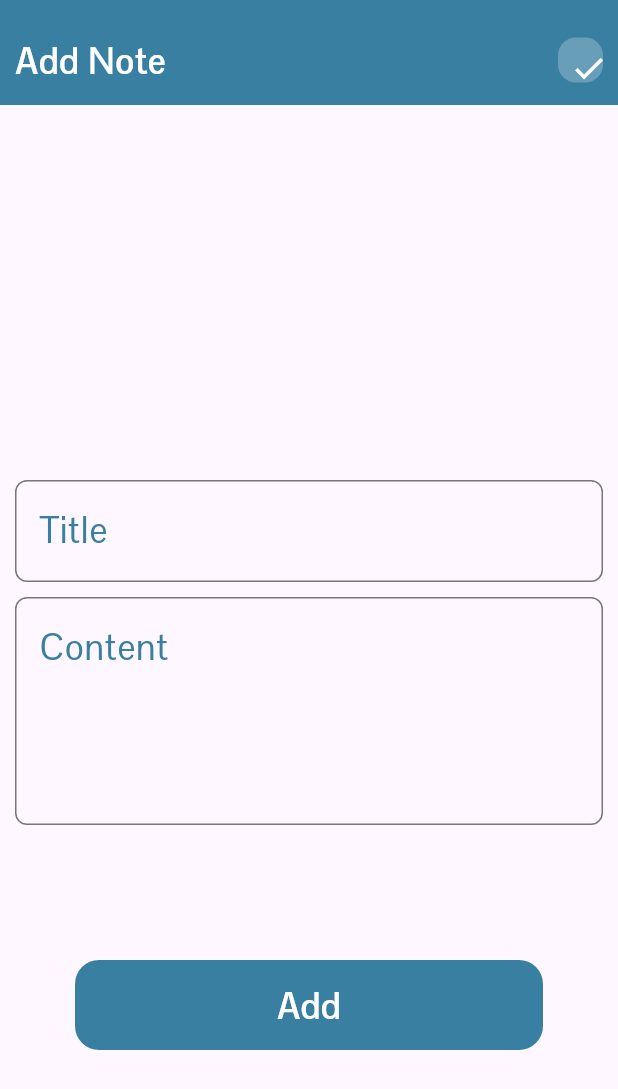
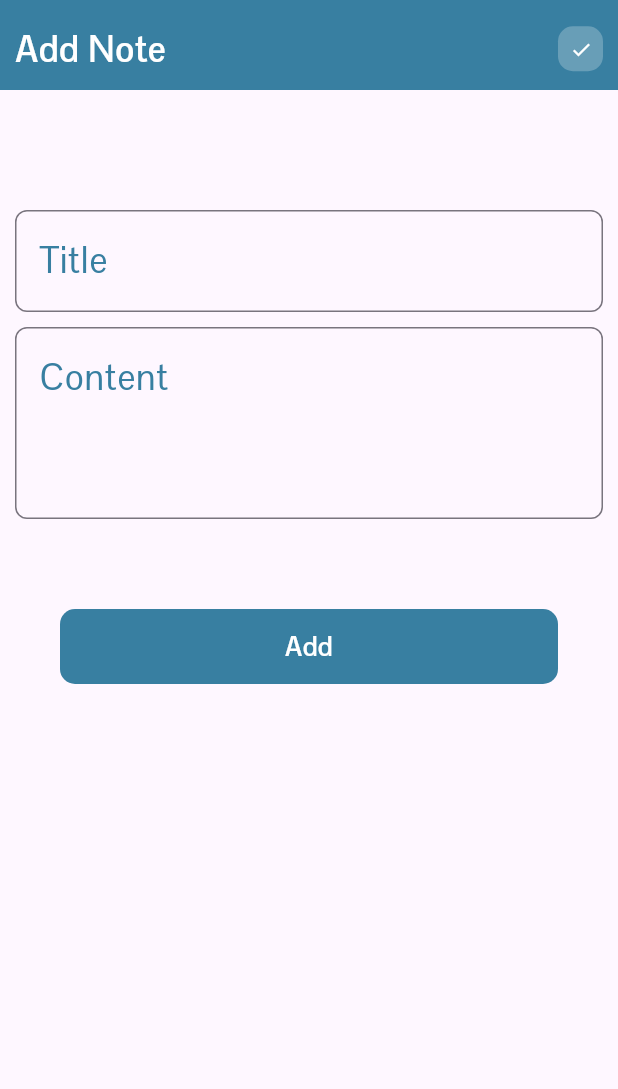
Before and after one commit to 01121922383osama/note_app_with_hive, a Flutter app: the screen it shows after launch, after a tap on the "note add" icon, on a phone screen of 412 x 824 dp. Shown: the top 1089 px of the screen. Run offline on Flutter 3.47's test engine with Material 3 defaults, Android fonts, the phone set to English and light mode, and no system bars; our stand-ins replace animated_splash_screen, flutter_bloc, hive, hive_flutter; accounts and stored records are empty.

Commit message:
sizes app

```diff
--- a/lib/Pages/App/AppBar/app_bar_app.dart
+++ b/lib/Pages/App/AppBar/app_bar_app.dart
@@ -10,13 +10,13 @@ class AppBarApp extends StatelessWidget {
   Widget build(BuildContext context) {
     return Container(
       width: MediaQuery.of(context).size.width,
-      height: appSize(context, 70, 80, 90).toDouble(),
+      height: appSize(context, 60, 80, 90).toDouble(),
       decoration: const BoxDecoration(
         color: kMainColor,
       ),
       child: Padding(
         padding: EdgeInsets.only(
-          top: appSize(context, 10, 20, 30).toDouble(),
+          top: appSize(context, 5, 20, 30).toDouble(),
           right: appSize(context, 10, 20, 30).toDouble(),
           left: appSize(context, 10, 20, 30).toDouble(),
         ),
@@ -36,7 +36,8 @@ class AppBarApp extends StatelessWidget {
               height: appSize(context, 30, 40, 50).toDouble(),
               decoration: BoxDecoration(
                 color: Colors.white24,
-                borderRadius: BorderRadius.circular(12),
+                borderRadius: BorderRadius.circular(
+                    appSize(context, 10, 12, 14).toDouble()),
               ),
               child: icon,
             )
--- a/lib/Pages/App/Face App/scaffold_face_app.dart
+++ b/lib/Pages/App/Face App/scaffold_face_app.dart
@@ -1,13 +1,12 @@
 import 'package:flutter/material.dart';
 import 'package:flutter_bloc/flutter_bloc.dart';
+import 'package:note_app_sat/Core/Constant/app_size.dart';
+import 'package:note_app_sat/Core/Constant/color_app.dart';
+import 'package:note_app_sat/Data/Models/data_model.dart';
 import 'package:note_app_sat/Pages/App/AppBar/app_bar_app.dart';
 import 'package:note_app_sat/Pages/App/List%20View/list_view_app.dart';
 import 'package:note_app_sat/Pages/App/Text%20Field/scaffold_text_feild.dart';
-import 'package:note_app_sat/Core/Constant/app_size.dart';
-import 'package:note_app_sat/Core/Constant/color_app.dart';
-import 'package:note_app_sat/Data/Models/data_model.dart';
 import 'package:note_app_sat/cubit/remove_cubit.dart';
-
 
 class ScaffoldFaceApp extends StatelessWidget {
   const ScaffoldFaceApp({super.key});
@@ -21,10 +20,10 @@ class ScaffoldFaceApp extends StatelessWidget {
             text: 'Notes',
             icon: IconButton(
               onPressed: () {},
-              icon:  Icon(
+              icon: Icon(
                 Icons.search,
                 color: Colors.white,
-                size:appSize(context, 20, 25, 30).toDouble() ,
+                size: appSize(context, 15, 25, 30).toDouble(),
               ),
             ),
           ),
@@ -47,7 +46,7 @@ class ScaffoldFaceApp extends StatelessWidget {
                 }
               }
             },
-            child:  Icon(
+            child: Icon(
               size: appSize(context, 25, 30, 35).toDouble(),
               color: Colors.white,
               Icons.note_add_outlined,
--- a/lib/Pages/App/Text Field/scaffold_text_feild.dart
+++ b/lib/Pages/App/Text Field/scaffold_text_feild.dart
@@ -1,10 +1,9 @@
 import 'package:flutter/material.dart';
-import 'package:note_app_sat/Pages/App/AppBar/app_bar_app.dart';
-import 'package:note_app_sat/Pages/App/Text%20Field/custom_text_feild.dart';
 import 'package:note_app_sat/Core/Constant/app_size.dart';
 import 'package:note_app_sat/Core/Constant/color_app.dart';
 import 'package:note_app_sat/Data/Models/data_model.dart';
-
+import 'package:note_app_sat/Pages/App/AppBar/app_bar_app.dart';
+import 'package:note_app_sat/Pages/App/Text%20Field/custom_text_feild.dart';
 
 class ScaffoldTextFeild extends StatelessWidget {
   ScaffoldTextFeild({super.key});
@@ -51,15 +50,15 @@ class ScaffoldTextFeild extends StatelessWidget {
                     );
                   }
                 },
-                icon: const Icon(
+                icon: Icon(
                   Icons.check,
                   color: Colors.white,
-                  size: 25,
+                  size: appSize(context, 15, 25, 30).toDouble(),
                 ),
               ),
             ),
-             SizedBox(
-              height:appSize(context, 250, 500, 750).toDouble() ,
+            SizedBox(
+              height: appSize(context, 80, 500, 500).toDouble(),
             ),
             Form(
               key: formk,
@@ -72,27 +71,31 @@ class ScaffoldTextFeild extends StatelessWidget {
                     textInputAction: TextInputAction.next,
                     controller: titlecontroller,
                   ),
-                   SizedBox(
+                  SizedBox(
                     height: appSize(context, 10, 20, 30).toDouble(),
                   ),
                   CustomTextFeild(
                     hintText: 'Content',
-                    maxlines: 5,
-                    minlines: 5,
+                    maxlines: appSize(context, 4, 5, 6).toInt(),
+                    minlines: appSize(context, 4, 5, 6).toInt(),
                     textInputAction: TextInputAction.done,
                     controller: contentcontroller,
                   ),
-                   SizedBox(
-                    height: appSize(context, 90, 130, 170).toDouble(),
+                  SizedBox(
+                    height: appSize(context, 60, 130, 150).toDouble(),
                   ),
                   Padding(
-                    padding:  EdgeInsets.only(left: appSize(context, 50, 100, 150).toDouble(), right: appSize(context, 50, 100, 150).toDouble(),),
+                    padding: EdgeInsets.only(
+                      left: appSize(context, 40, 100, 150).toDouble(),
+                      right: appSize(context, 40, 100, 150).toDouble(),
+                    ),
                     child: Container(
                       width: MediaQuery.of(context).size.width,
-                      height: appSize(context, 60, 90, 110).toDouble(),
+                      height: appSize(context, 50, 90, 110).toDouble(),
                       decoration: BoxDecoration(
                         color: kMainColor,
-                        borderRadius: BorderRadius.circular(16),
+                        borderRadius: BorderRadius.circular(
+                            appSize(context, 10, 12, 16).toDouble()),
                       ),
                       child: TextButton(
                         onPressed: () {
@@ -114,7 +117,7 @@ class ScaffoldTextFeild extends StatelessWidget {
                                     'There is no Data',
                                     style: TextStyle(
                                       color: Colors.white,
-                                      fontSize: 24,
+                                      fontSize: 18,
                                     ),
                                   ),
                                 ),
@@ -122,12 +125,12 @@ class ScaffoldTextFeild extends StatelessWidget {
                             );
                           }
                         },
-                        child: const Text(
+                        child: Text(
                           'Add',
                           style: TextStyle(
                             color: Colors.white,
                             fontWeight: FontWeight.bold,
-                            fontSize: 24,
+                            fontSize: appSize(context, 18, 24, 28).toDouble(),
                           ),
                         ),
                       ),
--- a/lib/Splash/Animated Splash/contains_splash.dart
+++ b/lib/Splash/Animated Splash/contains_splash.dart
@@ -8,17 +8,18 @@ class ContainsSplash extends StatelessWidget {
   Widget build(BuildContext context) {
     return Center(
       child: Column(
+        mainAxisAlignment: MainAxisAlignment.center,
         children: [
           Image.asset(
             'assets/images/macos-mobile-app-note-taking-ios-ipad-png-icon-summary-download-0d9929b54f32c4557ea5f94d8fa5b228.png',
-            width: appSize(context, 150, 250, 350).toDouble(),
-            height:  appSize(context, 150, 250, 350).toDouble(),
+            width: appSize(context, 100, 250, 350).toDouble(),
+            height: appSize(context, 100, 250, 350).toDouble(),
           ),
-           Text(
+          Text(
             'Note App',
             style: TextStyle(
               color: Colors.white,
-              fontSize:  appSize(context, 25, 35, 45).toDouble(),
+              fontSize: appSize(context, 24, 35, 45).toDouble(),
               fontWeight: FontWeight.bold,
             ),
           )
```
Also changed, not shown: lib/Pages/App/List View/list_view_app.dart (+41 -20 lines).
